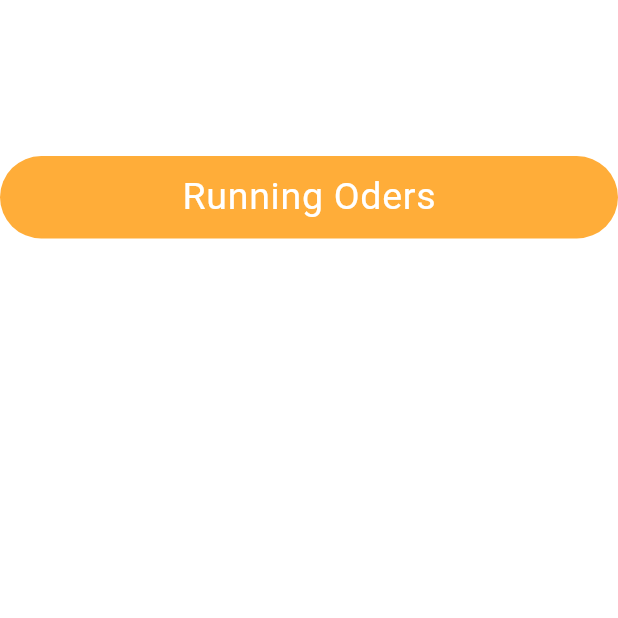
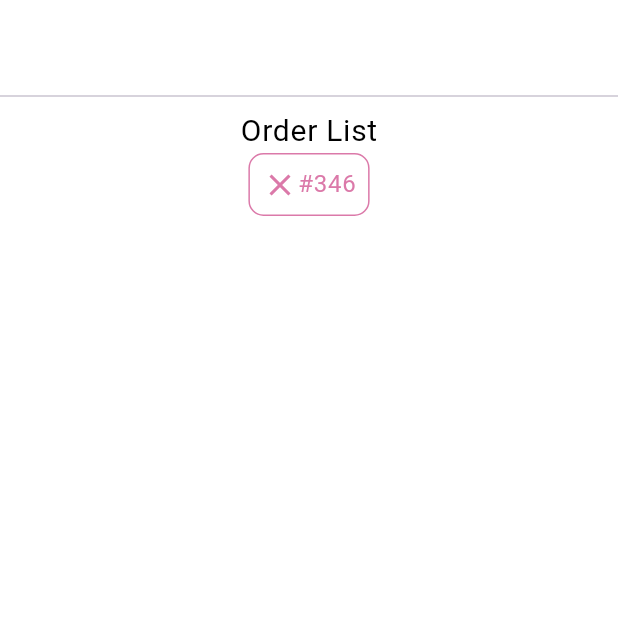
Before and after one commit to sznpok/online_food_app, a Flutter app: the screen it shows after launch, on a phone screen of 412 x 824 dp, the top half of it. Run offline on Flutter 3.47's test engine with Material 3 defaults, Android fonts, the phone set to English and light mode, and no system bars; our stand-ins replace google_fonts; missing offline and left inert: dart:ffi.

Commit message:
oder screen running

```diff
--- a/lib/main.dart
+++ b/lib/main.dart
@@ -3,6 +3,8 @@
 
 import 'core/themes/size.dart';
 import 'core/themes/theme.dart';
+import 'presentation/view/menu_screen.dart';
+import 'presentation/view/order_screen.dart';
 
 void main() {
   runApp(const MyApp());
@@ -17,7 +19,7 @@
     return MaterialApp(
 
      theme: theme(context),
-      home: const LoginScreen(),
+      home:  OrderScreen(),
     );
   }
 }
--- /dev/null
+++ b/lib/presentation/view/order_screen.dart
@@ -0,0 +1,57 @@
+import 'package:flutter/material.dart';
+import 'package:online_food_project/core/themes/theme.dart';
+
+class OrderScreen extends StatefulWidget {
+  const OrderScreen({super.key});
+
+  @override
+  State<OrderScreen> createState() => _OrderScreenState();
+}
+
+class _OrderScreenState extends State<OrderScreen> {
+  @override
+  Widget build(BuildContext context) {
+    return Scaffold(
+      backgroundColor: primaryColor,
+      appBar: AppBar(),
+
+      body: Column(
+        children: [
+          Divider(),
+          Text("Order List",
+          style: Theme.of(context).textTheme.bodyLarge!.copyWith(fontSize: 20, fontWeight: FontWeight.w400, color: blackColor),
+          ),
+
+          SingleChildScrollView(
+            scrollDirection: Axis.horizontal,
+            child: Row(
+              children: [
+                  Container(
+                    decoration: BoxDecoration(
+                        borderRadius: BorderRadius.circular(10),
+                        border: Border.all(
+                          width: 1,
+                          color: Color(0xffDB79A9),
+                        )),
+                    child: Padding(
+                      padding: const EdgeInsets.all(8.0),
+                      child: Row(
+                        children: [
+                          Icon(Icons.close, color: Color(0xffDB79A9)),
+
+                          Text("#346",
+                          style: Theme.of(context).textTheme.bodyLarge!.copyWith(fontSize: 16, fontWeight: FontWeight.w400, color: Color(0xffDB79A9)),
+                          ),
+                        ],
+                      ),
+                    ),
+                  ),
+
+              ],
+            ),
+          ),
+        ],
+      ),
+    );
+  }
+}
```
Also changed, not shown: lib/presentation/view/menu_screen.dart (added, +106 -0 lines).
